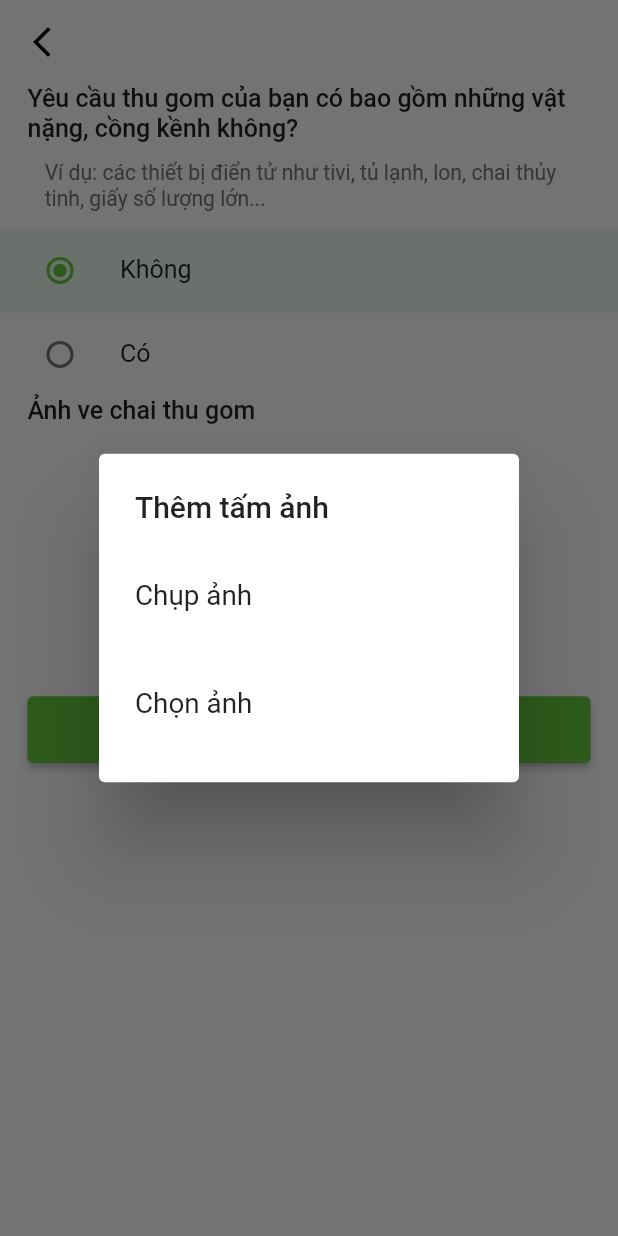
After one commit to Baoth99/SCSS.Mobile.Seller, a Flutter app: the BookingBulkyLayout screen opened by its route, after a tap on the "add a photo" icon, on a phone screen of 412 x 824 dp. The commit adds this screen. Run offline on Flutter 3.47's test engine with Material 2 defaults, Android fonts, the phone set to English and light mode, and no system bars; our stand-ins replace bloc, camera, cool_alert, country_code_picker, equatable, firebase_core and 10 more; missing offline and left inert: automap, mapbox_gl; accounts and stored records are empty.

Commit message:
[Mobile][UIS-5][SCSS-18] Add complete image booking

```diff
--- a/lib/blocs/events/booking_event.dart
+++ b/lib/blocs/events/booking_event.dart
@@ -63,3 +63,22 @@ class BookingNoteChanged extends BookingEvent {
   @override
   List<String> get props => [value];
 }
+
+class BookingBulkyChosen extends BookingEvent {
+  final YesNo value;
+
+  const BookingBulkyChosen(this.value);
+
+  @override
+  List<YesNo> get props => [value];
+}
+
+class BookingImageAdded extends BookingEvent {
+  final String path;
+  const BookingImageAdded(this.path);
+
+  @override
+  List<String> get props => [path];
+}
+
+class BookingImageDeleted extends BookingEvent {}
--- /dev/null
+++ b/lib/blocs/models/yes_no_model.dart
@@ -0,0 +1 @@
+enum YesNo { yes, no }
--- a/lib/blocs/states/booking_state.dart
+++ b/lib/blocs/states/booking_state.dart
@@ -7,6 +7,8 @@ class BookingState extends Equatable {
     this.fromTime = const BookingTime.pure(),
     this.toTime = const BookingTime.pure(),
     this.note = Symbols.empty,
+    this.bulky = YesNo.no,
+    this.imagePath = Symbols.empty,
     this.status = FormzStatus.pure,
   });
 
@@ -15,6 +17,8 @@ class BookingState extends Equatable {
   final BookingTime fromTime;
   final BookingTime toTime;
   final String note;
+  final YesNo bulky;
+  final String imagePath;
   final FormzStatus status;
 
   BookingState copyWith(
@@ -23,6 +27,8 @@ class BookingState extends Equatable {
       BookingTime? fromTime,
       BookingTime? toTime,
       String? note,
+      YesNo? bulky,
+      String? imagePath,
       FormzStatus? status}) {
     return BookingState(
       address: address ?? this.address,
@@ -30,6 +36,8 @@ class BookingState extends Equatable {
       fromTime: fromTime ?? this.fromTime,
       toTime: toTime ?? this.toTime,
       note: note ?? this.note,
+      bulky: bulky ?? this.bulky,
+      imagePath: imagePath ?? this.imagePath,
       status: status ?? this.status,
     );
   }
@@ -45,6 +53,8 @@ class BookingState extends Equatable {
         fromTime,
         toTime,
         note,
+        bulky,
+        imagePath,
         status,
       ];
 }
--- a/lib/constants/layout_constants.dart
+++ b/lib/constants/layout_constants.dart
@@ -110,3 +110,11 @@ class BookingMapPickerLayoutConstants {
 
   static const int minuteInterval = 15;
 }
+
+class BookingBulkyLayoutConstants {
+  static const title =
+      'Yêu cầu thu gom của bạn có bao gồm những vật nặng, cồng kềnh không?';
+  static const exampleText =
+      'Ví dụ: các thiết bị điển tử như tivi, tủ lạnh, lon, chai thủy tinh, giấy số lượng lớn...';
+  static const imageTitle = 'Ảnh ve chai thu gom';
+}
--- a/lib/constants/route_constants.dart
+++ b/lib/constants/route_constants.dart
@@ -16,4 +16,5 @@ class Routes {
   static const String bookingStart = 'bookingStart';
   static const String bookingLocationPicker = 'bookingLocationPicker';
   static const bookingMapPicker = 'bookingMapPicker';
+  static const bookingBulky = 'bookingBulky';
 }
--- a/lib/ui/app.dart
+++ b/lib/ui/app.dart
@@ -54,6 +54,7 @@ class SellerApp extends StatelessWidget {
             Routes.bookingLocationPicker: (_) =>
                 const BookingLocationPickerLayout(),
             Routes.bookingMapPicker: (_) => const BookingMapPickerLayout(),
+            Routes.bookingBulky: (_) => const BookingBulkyLayout(),
           },
         ),
       ),
--- /dev/null
+++ b/lib/ui/layouts/booking_bulky_layout.dart
@@ -0,0 +1,316 @@
+import 'dart:io';
+
+import 'package:camera/camera.dart';
+import 'package:flutter/cupertino.dart';
+import 'package:flutter/material.dart';
+import 'package:flutter_bloc/flutter_bloc.dart';
+import 'package:seller_app/blocs/booking_bloc.dart';
+import 'package:seller_app/blocs/models/yes_no_model.dart';
+import 'package:seller_app/constants/constants.dart';
+import 'package:seller_app/ui/widgets/common_margin_container.dart';
+import 'package:seller_app/ui/widgets/custom_text_widget.dart';
+import 'package:seller_app/ui/widgets/function_widgets.dart';
+import 'package:seller_app/ui/widgets/sumitted_button.dart';
+import 'package:flutter_screenutil/flutter_screenutil.dart';
+import 'package:image_picker/image_picker.dart';
+import 'package:seller_app/ui/widgets/view_image_layour.dart';
+
+class BookingBulkyLayout extends StatelessWidget {
+  const BookingBulkyLayout({Key? key}) : super(key: key);
+
+  @override
+  Widget build(BuildContext context) {
+    return Scaffold(
+      appBar: FunctionalWidgets.buildAppBar(
+        context: context,
+        elevation: 0,
+        backgroundColor: Theme.of(context).scaffoldBackgroundColor,
+      ),
+      body: ListView(
+        children: [
+          const BookingBulkyLayoutBody(),
+        ],
+      ),
+    );
+  }
+}
+
+class BookingBulkyLayoutBody extends StatelessWidget {
+  const BookingBulkyLayoutBody({Key? key}) : super(key: key);
+
+  @override
+  Widget build(BuildContext context) {
+    return Column(
+      crossAxisAlignment: CrossAxisAlignment.start,
+      children: <Widget>[
+        const BookingBulkyLayoutBulkyInput(),
+        const CommonMarginContainer(
+          child: BookingBulkyLayoutImageInput(),
+        ),
+        CommonMarginContainer(
+          child: SubmittedButton(title: 'Xác nhận', onPressed: _onPressed),
+        ),
+      ],
+    );
+  }
+
+  void Function() _onPressed(BuildContext context) {
+    return () {};
+  }
+}
+
+class BookingBulkyLayoutBulkyInput extends StatelessWidget {
+  const BookingBulkyLayoutBulkyInput({Key? key}) : super(key: key);
+
+  @override
+  Widget build(BuildContext context) {
+    return Column(
+      children: <Widget>[
+        CommonMarginContainer(
+          child: CustomText(
+            text: BookingBulkyLayoutConstants.title,
+            fontSize: 45.sp,
+            fontWeight: FontWeight.w500,
+          ),
+        ),
+        Container(
+          margin: EdgeInsets.symmetric(
+            horizontal: 30.w,
+            vertical: 30.h,
+          ),
+          child: CommonMarginContainer(
+            child: CustomText(
+              text: BookingBulkyLayoutConstants.exampleText,
+              fontSize: 38.sp,
+              color: Colors.grey[600],
+            ),
+          ),
+        ),
+        BlocBuilder<BookingBloc, BookingState>(
+          builder: (context, state) {
+            return Column(
+              children: <Widget>[
+                RadioButtonInput(
+                  groupValue: state.bulky,
+                  value: YesNo.no,
+                  text: 'Không',
+                ),
+                RadioButtonInput(
+                  groupValue: state.bulky,
+                  value: YesNo.yes,
+                  text: 'Có',
+                ),
+              ],
+            );
+          },
+        )
+      ],
+    );
+  }
+}
+
+class BookingBulkyLayoutImageInput extends StatelessWidget {
+  const BookingBulkyLayoutImageInput({Key? key}) : super(key: key);
+
+  @override
+  Widget build(BuildContext context) {
+    return Column(
+      crossAxisAlignment: CrossAxisAlignment.start,
+      children: <Widget>[
+        CustomText(
+          text: BookingBulkyLayoutConstants.imageTitle,
+          fontSize: 45.sp,
+          fontWeight: FontWeight.w500,
+        ),
+        Center(
+          child: Container(
+            margin: EdgeInsets.symmetric(
+              vertical: 40.h,
+            ),
+            constraints: BoxConstraints(maxHeight: 600.h, minHeight: 400.h),
+            child: BlocBuilder<BookingBloc, BookingState>(
+              builder: (context, state) => state.imagePath.isNotEmpty
+                  ? Stack(
+                      children: <Widget>[
+                        ClipRRect(
+                          borderRadius: BorderRadius.circular(20.0.r),
+                          child: Image.file(File(state.imagePath)),
+                        ),
+                        Positioned.fill(
+                          child: Container(
+                            height: double.minPositive,
+                            decoration: BoxDecoration(
+                              borderRadius: BorderRadius.circular(20.0.r),
+                              color: Colors.black.withOpacity(0.4),
+                            ),
+                            child: IconButton(
+                              color: Colors.white,
+                              icon: const Icon(Icons.add_a_photo_outlined),
+                              onPressed: () {
+                                showDialog(
+                                  context: context,
+                                  builder: (context) =>
+                                      const ExistedPhotoDialog(),
+                                );
+                              },
+                            ),
+                          ),
+                        )
+                      ],
+                    )
+                  : CircleAvatar(
+                      backgroundColor: Colors.deepOrange,
+                      radius: 100.0.r,
+                      child: IconButton(
+                        onPressed: () {
+                          showDialog(
+                            context: context,
+                            builder: (context) => const PhotoDialog(),
+                          );
+                        },
+                        icon: Icon(
+                          Icons.add_a_photo_outlined,
+                          size: 80.0.r,
+                          color: AppColors.white,
+                        ),
+                      ),
+                    ),
+            ),
+          ),
+        ),
+      ],
+    );
+  }
+}
+
+class RadioButtonInput extends StatelessWidget {
+  const RadioButtonInput({
+    Key? key,
+    required this.groupValue,
+    required this.value,
+    required this.text,
+  }) : super(key: key);
+  final YesNo groupValue;
+  final YesNo value;
+  final String text;
+
+  @override
+  Widget build(BuildContext context) {
+    return Container(
+      color: groupValue == value ? Colors.green[50] : null,
+      child: ListTile(
+        leading: Radio<YesNo>(
+          activeColor: AppColors.greenFF61C53D,
+          groupValue: groupValue,
+          value: value,
+          onChanged: (value) {
+            context
+                .read<BookingBloc>()
+                .add(BookingBulkyChosen(value ?? YesNo.no));
+          },
+        ),
+        title: CustomText(
+          text: text,
+          fontSize: 45.sp,
+        ),
+      ),
+    );
+  }
+}
+
+class ExistedPhotoDialog extends StatelessWidget {
+  const ExistedPhotoDialog({Key? key}) : super(key: key);
+
+  @override
+  Widget build(BuildContext context) {
+    return SimpleDialog(
+      title: const CustomText(text: 'Thay đổi ảnh'),
+      children: [
+        BlocBuilder<BookingBloc, BookingState>(
+          builder: (context, state) {
+            return TextButton(
+              onPressed: () {
+                Navigator.push(
+                  context,
+                  MaterialPageRoute<void>(
+                    builder: (BuildContext context) =>
+                        ViewImageLayout(state.imagePath),
+                  ),
+                );
+              },
+              child: ListTile(
+                title: CustomText(
+                  text: 'Xem ảnh',
+                  fontSize: 50.sp,
+                ),
+              ),
+            );
+          },
+        ),
+        TextButton(
+          onPressed: () {
+            context.read<BookingBloc>().add(BookingImageDeleted());
+            Navigator.popUntil(
+                context, ModalRoute.withName(Routes.bookingBulky));
+          },
+          child: ListTile(
+            title: CustomText(
+              text: 'Xóa ảnh',
+              fontSize: 50.sp,
+            ),
+          ),
+        ),
+      ],
+    );
+  }
+}
+
+class PhotoDialog extends StatelessWidget {
+  const PhotoDialog({Key? key}) : super(key: key);
+
+  @override
+  Widget build(BuildContext context) {
+    return SimpleDialog(
+      title: const CustomText(text: 'Thêm tấm ảnh'),
+      children: [
+        TextButton(
+          onPressed: () async {
+            final ImagePicker _picker = ImagePicker();
+            final XFile? photo =
+                await _picker.pickImage(source: ImageSource.camera);
+            _addImage(context, photo);
+          },
+          child: ListTile(
+            title: CustomText(
+              text: 'Chụp ảnh',
+              fontSize: 50.sp,
+            ),
+          ),
+        ),
+        TextButton(
+          onPressed: () async {
+            final ImagePicker _picker = ImagePicker();
+            final XFile? image =
+                await _picker.pickImage(source: ImageSource.gallery);
+            _addImage(context, image);
+          },
+          child: ListTile(
+            title: CustomText(
+              text: 'Chọn ảnh',
+              fontSize: 50.sp,
+            ),
+          ),
+        ),
+      ],
+    );
+  }
+
+  void _addImage(BuildContext context, XFile? photo) {
+    if (photo != null && photo.path.isNotEmpty) {
+      context.read<BookingBloc>().add(
+            BookingImageAdded(photo.path),
+          );
+    }
+    Navigator.popUntil(context, ModalRoute.withName(Routes.bookingBulky));
+  }
+}
--- a/lib/ui/layouts/layouts.dart
+++ b/lib/ui/layouts/layouts.dart
@@ -9,3 +9,5 @@ export 'signup_information_layout.dart';
 //booking
 export 'booking_start_layout.dart';
 export 'booking_location_picker_layout.dart';
+export 'booking_map_picker_layout.dart';
+export 'booking_bulky_layout.dart';
--- /dev/null
+++ b/lib/ui/widgets/common_margin_container.dart
@@ -0,0 +1,18 @@
+import 'package:flutter/cupertino.dart';
+import 'package:seller_app/constants/constants.dart';
+import 'package:flutter_screenutil/flutter_screenutil.dart';
+
+class CommonMarginContainer extends StatelessWidget {
+  const CommonMarginContainer({Key? key, this.child}) : super(key: key);
+  final Widget? child;
+
+  @override
+  Widget build(BuildContext context) {
+    return Container(
+      margin: EdgeInsets.symmetric(
+        horizontal: AppConstants.horizontalScaffoldMargin.w,
+      ),
+      child: child,
+    );
+  }
+}
--- /dev/null
+++ b/lib/ui/widgets/sumitted_button.dart
@@ -0,0 +1,36 @@
+import 'package:flutter/material.dart';
+import 'package:seller_app/constants/constants.dart';
+import 'package:flutter_screenutil/flutter_screenutil.dart';
+import 'package:seller_app/ui/widgets/custom_text_widget.dart';
+
+class SubmittedButton extends StatelessWidget {
+  const SubmittedButton({
+    Key? key,
+    required this.title,
+    required this.onPressed,
+  }) : super(key: key);
+
+  final String title;
+  final void Function() Function(BuildContext) onPressed;
+
+  @override
+  Widget build(BuildContext context) {
+    return ElevatedButton(
+      onPressed: onPressed(context),
+      style: ElevatedButton.styleFrom(
+        textStyle: TextStyle(
+          fontSize: WidgetConstants.buttonCommonFrontSize.sp,
+          fontWeight: WidgetConstants.buttonCommonFrontWeight,
+        ),
+        primary: AppColors.greenFF61C53D,
+        minimumSize: Size(
+          double.infinity,
+          WidgetConstants.buttonCommonHeight.h,
+        ),
+      ),
+      child: CustomText(
+        text: title,
+      ),
+    );
+  }
+}
--- a/pubspec.yaml
+++ b/pubspec.yaml
@@ -50,6 +50,7 @@ dependencies:
   json_annotation: ^4.0.1
   automap: ^0.0.3
   flutter_spinkit: ^5.1.0
+  image_picker: ^0.8.4+1
 
 dev_dependencies:
   build_runner: ^1.11.5
```
Also changed, not shown: lib/blocs/booking_bloc.dart (+15 -0 lines), lib/ui/layouts/booking_start_layout.dart (+7 -26 lines), lib/ui/widgets/view_image_layour.dart (added, +46 -0 lines).
